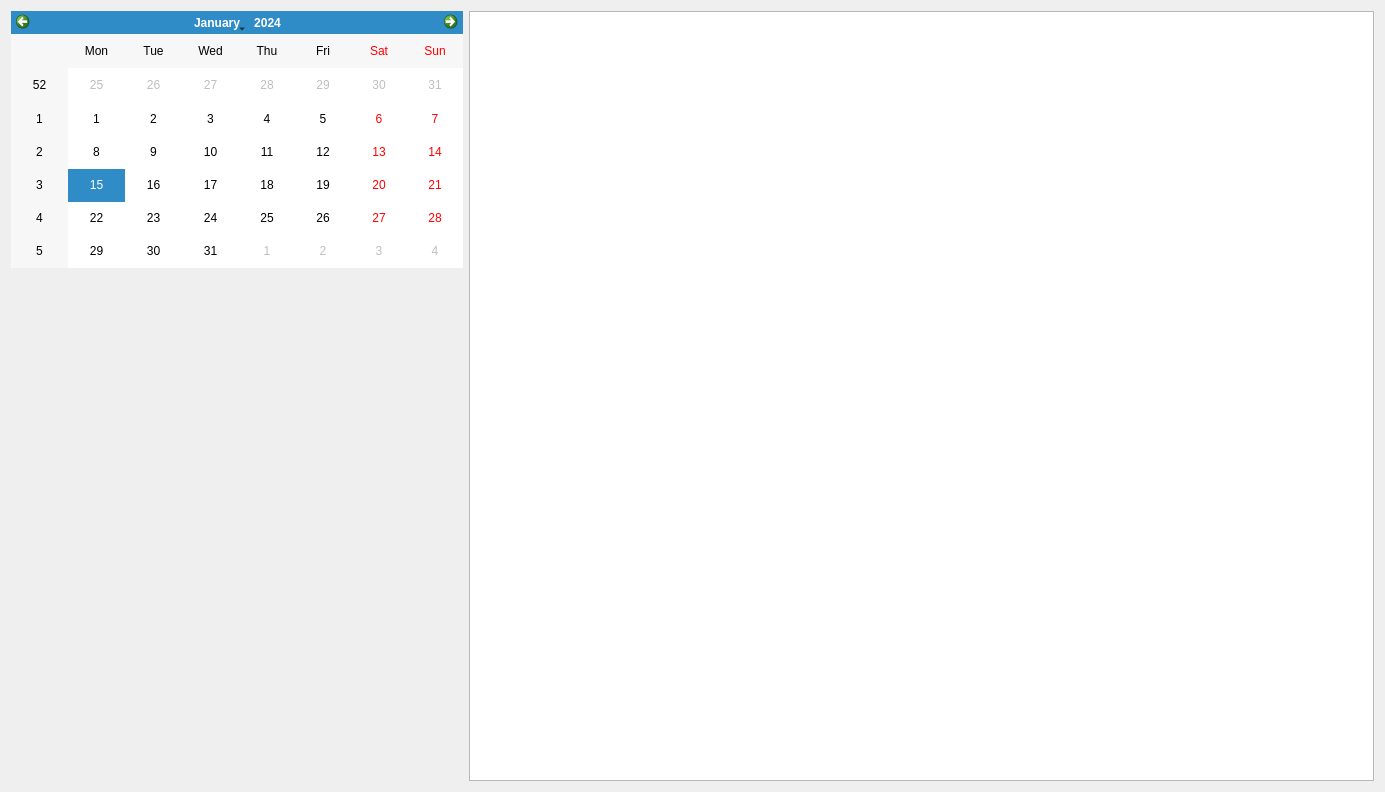
This is client/widgets/calendar/CalendarWidget.ui in kbrddestroyer/OpenScheduler as Qt 5 draws it before an edit. The edited form follows.
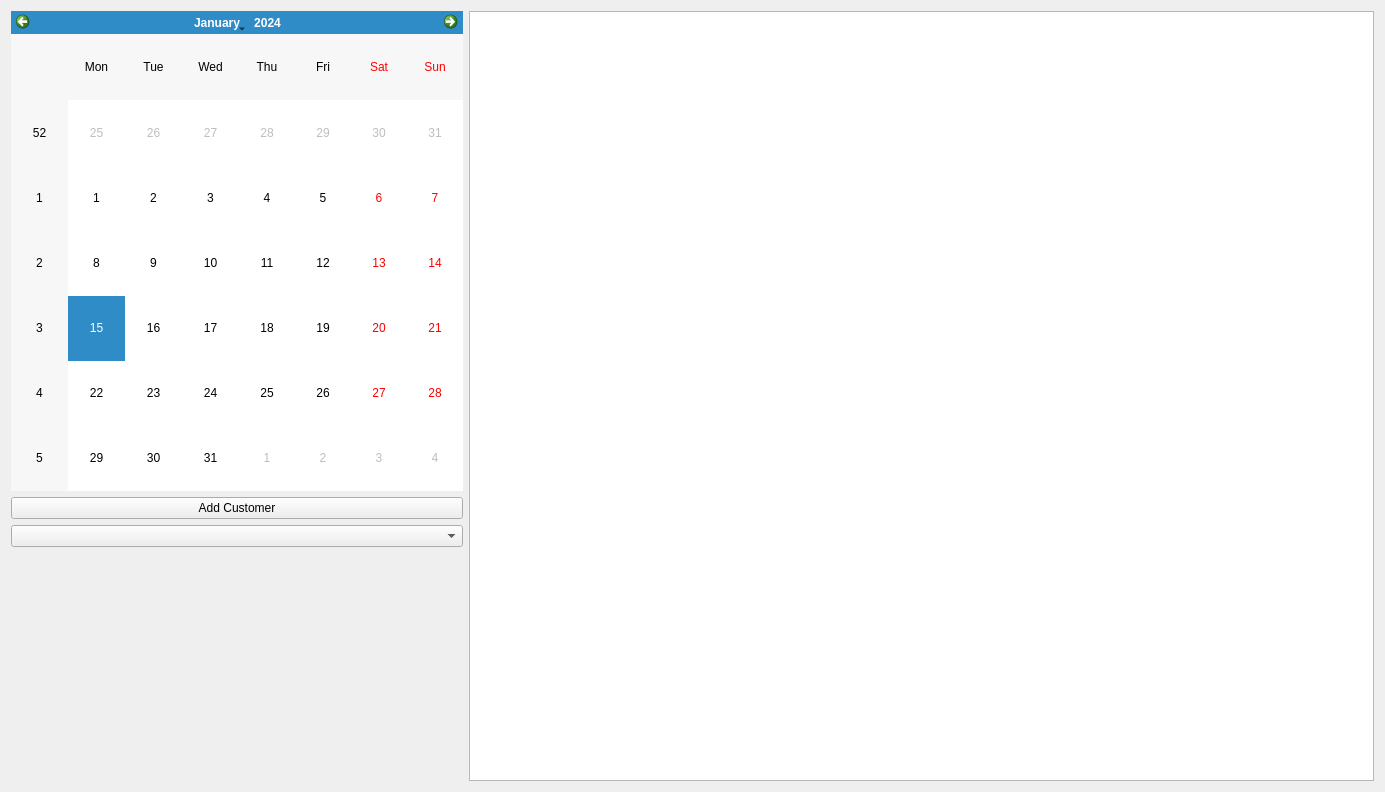
This is the edited form.

Diff of the .ui file:
```diff
--- a/client/widgets/calendar/CalendarWidget.ui
+++ b/client/widgets/calendar/CalendarWidget.ui
@@ -20,7 +20,7 @@
       <enum>QLayout::SizeConstraint::SetMinimumSize</enum>
      </property>
      <item>
-      <layout class="QVBoxLayout" name="verticalLayout_2" stretch="1,2">
+      <layout class="QVBoxLayout" name="verticalLayout_2" stretch="1,0,0,0">
        <property name="sizeConstraint">
         <enum>QLayout::SizeConstraint::SetDefaultConstraint</enum>
        </property>
@@ -34,6 +34,16 @@
          </property>
         </widget>
        </item>
+       <item>
+        <widget class="QPushButton" name="add_cusomer_btn">
+         <property name="text">
+          <string>Add Customer</string>
+         </property>
+        </widget>
+       </item>
+       <item>
+        <widget class="QComboBox" name="worker"/>
+       </item>
        <item>
         <spacer name="verticalSpacer">
          <property name="orientation">
```
